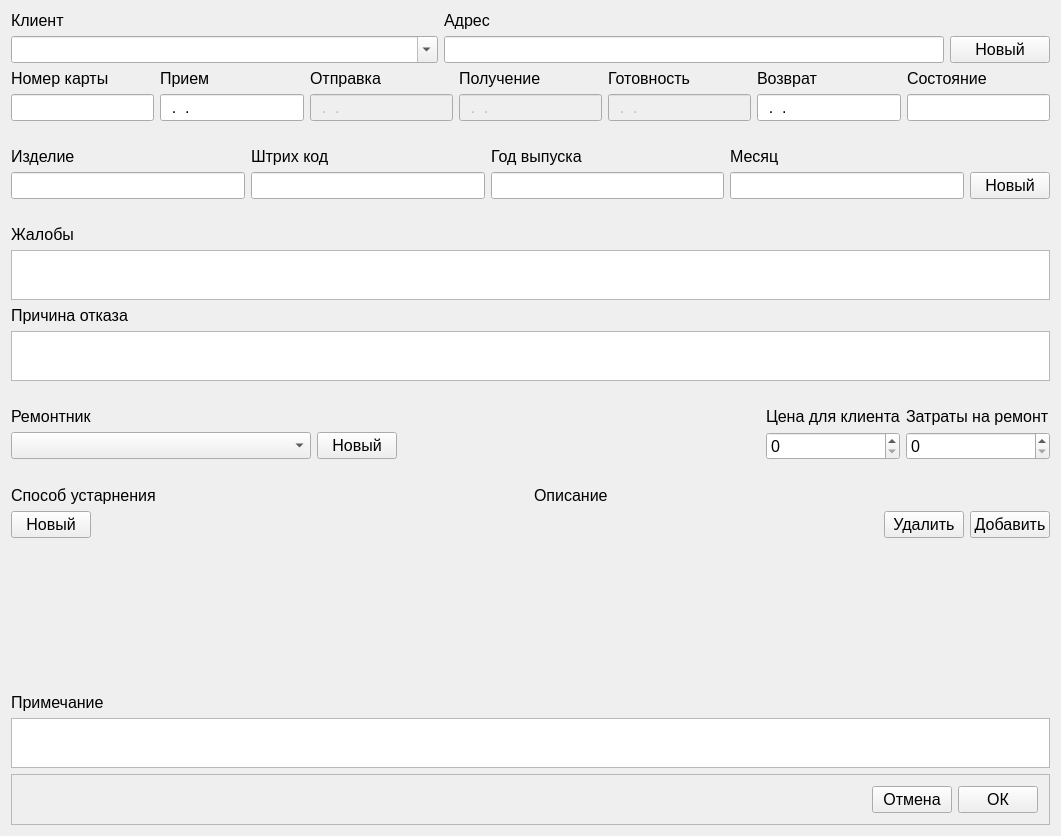
Above: addform.ui from Flamio/RepairCards before the change. Below: the same form after it.
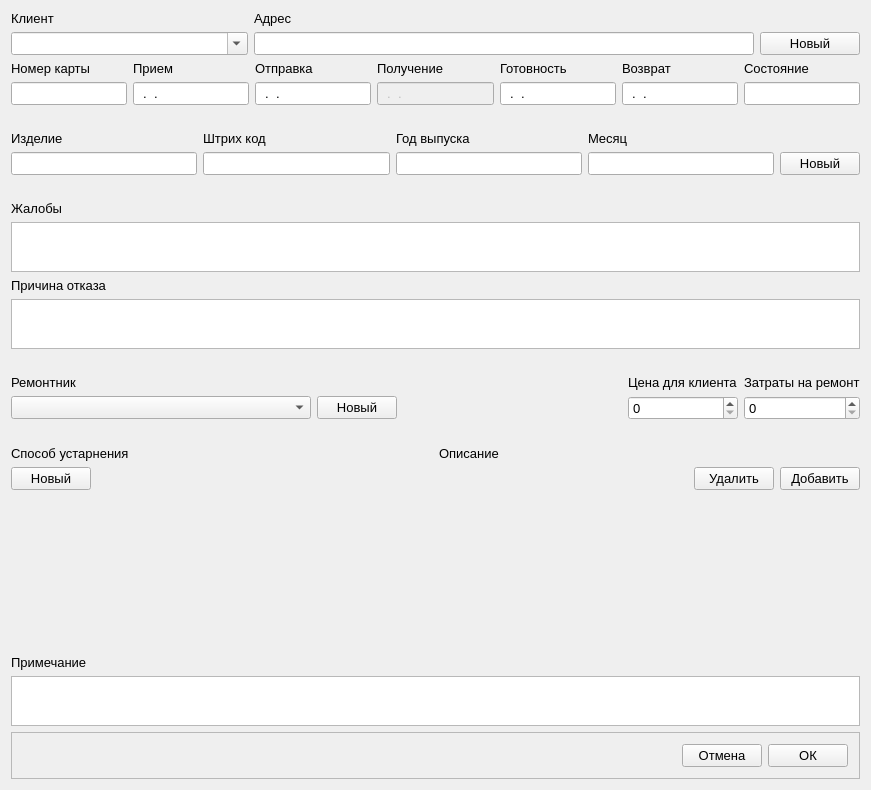
That is the form after the change.

```diff
--- a/addform.ui
+++ b/addform.ui
@@ -6,8 +6,8 @@
    <rect>
     <x>0</x>
     <y>0</y>
-    <width>1061</width>
-    <height>836</height>
+    <width>871</width>
+    <height>790</height>
    </rect>
   </property>
   <property name="windowTitle">
@@ -23,7 +23,7 @@
          <widget class="QComboBox" name="client">
           <property name="font">
            <font>
-            <pointsize>12</pointsize>
+            <pointsize>10</pointsize>
            </font>
           </property>
           <property name="editable">
@@ -35,7 +35,7 @@
          <widget class="QLabel" name="label">
           <property name="font">
            <font>
-            <pointsize>12</pointsize>
+            <pointsize>10</pointsize>
            </font>
           </property>
           <property name="text">
@@ -53,7 +53,7 @@
           </property>
           <property name="font">
            <font>
-            <pointsize>12</pointsize>
+            <pointsize>10</pointsize>
            </font>
           </property>
           <property name="readOnly">
@@ -65,7 +65,7 @@
          <widget class="QLabel" name="label_2">
           <property name="font">
            <font>
-            <pointsize>12</pointsize>
+            <pointsize>10</pointsize>
            </font>
           </property>
           <property name="text">
@@ -83,7 +83,7 @@
           </property>
           <property name="font">
            <font>
-            <pointsize>12</pointsize>
+            <pointsize>10</pointsize>
            </font>
           </property>
           <property name="text">
@@ -99,7 +99,7 @@
          <widget class="QLabel" name="label_7">
           <property name="font">
            <font>
-            <pointsize>12</pointsize>
+            <pointsize>10</pointsize>
            </font>
           </property>
           <property name="text">
@@ -117,7 +117,7 @@
           </property>
           <property name="font">
            <font>
-            <pointsize>12</pointsize>
+            <pointsize>10</pointsize>
            </font>
           </property>
           <property name="readOnly">
@@ -129,7 +129,7 @@
          <widget class="QLabel" name="label_5">
           <property name="font">
            <font>
-            <pointsize>12</pointsize>
+            <pointsize>10</pointsize>
            </font>
           </property>
           <property name="text">
@@ -141,7 +141,7 @@
          <widget class="QLabel" name="label_6">
           <property name="font">
            <font>
-            <pointsize>12</pointsize>
+            <pointsize>10</pointsize>
            </font>
           </property>
           <property name="text">
@@ -153,7 +153,7 @@
          <widget class="QLabel" name="label_4">
           <property name="font">
            <font>
-            <pointsize>12</pointsize>
+            <pointsize>10</pointsize>
            </font>
           </property>
           <property name="text">
@@ -165,7 +165,7 @@
          <widget class="QLabel" name="label_10">
           <property name="font">
            <font>
-            <pointsize>12</pointsize>
+            <pointsize>10</pointsize>
            </font>
           </property>
           <property name="text">
@@ -177,7 +177,7 @@
          <widget class="QLabel" name="label_3">
           <property name="font">
            <font>
-            <pointsize>12</pointsize>
+            <pointsize>10</pointsize>
            </font>
           </property>
           <property name="text">
@@ -189,7 +189,7 @@
          <widget class="QLabel" name="label_21">
           <property name="font">
            <font>
-            <pointsize>12</pointsize>
+            <pointsize>10</pointsize>
            </font>
           </property>
           <property name="text">
@@ -201,7 +201,7 @@
          <widget class="QLineEdit" name="receiveDate">
           <property name="font">
            <font>
-            <pointsize>12</pointsize>
+            <pointsize>10</pointsize>
            </font>
           </property>
           <property name="inputMask">
@@ -212,11 +212,11 @@
         <item row="1" column="2">
          <widget class="QLineEdit" name="sendDate">
           <property name="enabled">
-           <bool>false</bool>
+           <bool>true</bool>
           </property>
           <property name="font">
            <font>
-            <pointsize>12</pointsize>
+            <pointsize>10</pointsize>
            </font>
           </property>
           <property name="inputMask">
@@ -231,7 +231,7 @@
           </property>
           <property name="font">
            <font>
-            <pointsize>12</pointsize>
+            <pointsize>10</pointsize>
            </font>
           </property>
           <property name="inputMask">
@@ -242,11 +242,11 @@
         <item row="1" column="4">
          <widget class="QLineEdit" name="readyDate">
           <property name="enabled">
-           <bool>false</bool>
+           <bool>true</bool>
           </property>
           <property name="font">
            <font>
-            <pointsize>12</pointsize>
+            <pointsize>10</pointsize>
            </font>
           </property>
           <property name="inputMask">
@@ -258,7 +258,7 @@
          <widget class="QLineEdit" name="returnDate">
           <property name="font">
            <font>
-            <pointsize>12</pointsize>
+            <pointsize>10</pointsize>
            </font>
           </property>
           <property name="inputMask">
@@ -270,7 +270,7 @@
          <widget class="QLineEdit" name="state">
           <property name="font">
            <font>
-            <pointsize>12</pointsize>
+            <pointsize>10</pointsize>
            </font>
           </property>
           <property name="readOnly">
@@ -284,7 +284,7 @@
        <spacer name="horizontalSpacer">
         <property name="font">
          <font>
-          <pointsize>12</pointsize>
+          <pointsize>10</pointsize>
          </font>
         </property>
         <property name="orientation">
@@ -310,7 +310,7 @@
           </property>
           <property name="font">
            <font>
-            <pointsize>12</pointsize>
+            <pointsize>10</pointsize>
            </font>
           </property>
           <property name="readOnly">
@@ -322,7 +322,7 @@
          <widget class="QLineEdit" name="barCode">
           <property name="font">
            <font>
-            <pointsize>12</pointsize>
+            <pointsize>10</pointsize>
            </font>
           </property>
           <property name="inputMask">
@@ -337,7 +337,7 @@
          <widget class="QLabel" name="label_9">
           <property name="font">
            <font>
-            <pointsize>12</pointsize>
+            <pointsize>10</pointsize>
            </font>
           </property>
           <property name="text">
@@ -355,7 +355,7 @@
           </property>
           <property name="font">
            <font>
-            <pointsize>12</pointsize>
+            <pointsize>10</pointsize>
            </font>
           </property>
           <property name="readOnly">
@@ -367,7 +367,7 @@
          <widget class="QLabel" name="label_11">
           <property name="font">
            <font>
-            <pointsize>12</pointsize>
+            <pointsize>10</pointsize>
            </font>
           </property>
           <property name="text">
@@ -379,7 +379,7 @@
          <widget class="QLineEdit" name="product">
           <property name="font">
            <font>
-            <pointsize>12</pointsize>
+            <pointsize>10</pointsize>
            </font>
           </property>
           <property name="readOnly">
@@ -391,7 +391,7 @@
          <widget class="QLabel" name="label_12">
           <property name="font">
            <font>
-            <pointsize>12</pointsize>
+            <pointsize>10</pointsize>
            </font>
           </property>
           <property name="text">
@@ -403,7 +403,7 @@
          <widget class="QLabel" name="label_8">
           <property name="font">
            <font>
-            <pointsize>12</pointsize>
+            <pointsize>10</pointsize>
            </font>
           </property>
           <property name="text">
@@ -415,7 +415,7 @@
          <widget class="QPushButton" name="pushButton_2">
           <property name="font">
            <font>
-            <pointsize>12</pointsize>
+            <pointsize>10</pointsize>
            </font>
           </property>
           <property name="text">
@@ -429,7 +429,7 @@
        <spacer name="horizontalSpacer_2">
         <property name="font">
          <font>
-          <pointsize>12</pointsize>
+          <pointsize>10</pointsize>
          </font>
         </property>
         <property name="orientation">
@@ -447,7 +447,7 @@
        <widget class="QLabel" name="label_13">
         <property name="font">
          <font>
-          <pointsize>12</pointsize>
+          <pointsize>10</pointsize>
          </font>
         </property>
         <property name="text">
@@ -465,7 +465,7 @@
         </property>
         <property name="font">
          <font>
-          <pointsize>12</pointsize>
+          <pointsize>10</pointsize>
          </font>
         </property>
        </widget>
@@ -474,7 +474,7 @@
        <widget class="QLabel" name="label_14">
         <property name="font">
          <font>
-          <pointsize>12</pointsize>
+          <pointsize>10</pointsize>
          </font>
         </property>
         <property name="text">
@@ -492,7 +492,7 @@
         </property>
         <property name="font">
          <font>
-          <pointsize>12</pointsize>
+          <pointsize>10</pointsize>
          </font>
         </property>
        </widget>
@@ -501,7 +501,7 @@
        <spacer name="horizontalSpacer_4">
         <property name="font">
          <font>
-          <pointsize>12</pointsize>
+          <pointsize>10</pointsize>
          </font>
         </property>
         <property name="orientation">
@@ -521,7 +521,7 @@
          <widget class="QLabel" name="label_17">
           <property name="font">
            <font>
-            <pointsize>12</pointsize>
+            <pointsize>10</pointsize>
            </font>
           </property>
           <property name="text">
@@ -533,7 +533,7 @@
          <widget class="QSpinBox" name="repairCost">
           <property name="font">
            <font>
-            <pointsize>12</pointsize>
+            <pointsize>10</pointsize>
            </font>
           </property>
           <property name="maximum">
@@ -554,7 +554,7 @@
           </property>
           <property name="font">
            <font>
-            <pointsize>12</pointsize>
+            <pointsize>10</pointsize>
            </font>
           </property>
           <property name="text">
@@ -572,7 +572,7 @@
           </property>
           <property name="font">
            <font>
-            <pointsize>12</pointsize>
+            <pointsize>10</pointsize>
            </font>
           </property>
          </widget>
@@ -581,7 +581,7 @@
          <widget class="QSpinBox" name="clientCost">
           <property name="font">
            <font>
-            <pointsize>12</pointsize>
+            <pointsize>10</pointsize>
            </font>
           </property>
           <property name="maximum">
@@ -596,7 +596,7 @@
          <widget class="QLabel" name="label_15">
           <property name="font">
            <font>
-            <pointsize>12</pointsize>
+            <pointsize>10</pointsize>
            </font>
           </property>
           <property name="text">
@@ -608,7 +608,7 @@
          <widget class="QLabel" name="label_16">
           <property name="font">
            <font>
-            <pointsize>12</pointsize>
+            <pointsize>10</pointsize>
            </font>
           </property>
           <property name="text">
@@ -620,7 +620,7 @@
          <spacer name="horizontalSpacer_6">
           <property name="font">
            <font>
-            <pointsize>12</pointsize>
+            <pointsize>10</pointsize>
            </font>
           </property>
           <property name="orientation">
@@ -640,7 +640,7 @@
        <spacer name="horizontalSpacer_8">
         <property name="font">
          <font>
-          <pointsize>12</pointsize>
+          <pointsize>10</pointsize>
          </font>
         </property>
         <property name="orientation">
@@ -672,7 +672,7 @@
           </property>
           <property name="font">
            <font>
-            <pointsize>12</pointsize>
+            <pointsize>10</pointsize>
            </font>
           </property>
           <property name="text">
@@ -690,7 +690,7 @@
           </property>
           <property name="font">
            <font>
-            <pointsize>12</pointsize>
+            <pointsize>10</pointsize>
            </font>
           </property>
           <property name="text">
@@ -720,7 +720,7 @@
          <widget class="QPushButton" name="pushButton_6">
           <property name="font">
            <font>
-            <pointsize>12</pointsize>
+            <pointsize>10</pointsize>
            </font>
           </property>
           <property name="text">
@@ -732,7 +732,7 @@
          <spacer name="horizontalSpacer_9">
           <property name="font">
            <font>
-            <pointsize>12</pointsize>
+            <pointsize>10</pointsize>
            </font>
           </property>
           <property name="orientation">
@@ -750,7 +750,7 @@
          <widget class="QPushButton" name="pushButton_5">
           <property name="font">
            <font>
-            <pointsize>12</pointsize>
+            <pointsize>10</pointsize>
            </font>
           </property>
           <property name="text">
@@ -762,7 +762,7 @@
          <widget class="QPushButton" name="pushButton_4">
           <property name="font">
            <font>
-            <pointsize>12</pointsize>
+            <pointsize>10</pointsize>
            </font>
           </property>
           <property name="text">
@@ -776,7 +776,7 @@
        <spacer name="verticalSpacer">
         <property name="font">
          <font>
-          <pointsize>12</pointsize>
+          <pointsize>10</pointsize>
          </font>
         </property>
         <property name="orientation">
@@ -794,7 +794,7 @@
        <widget class="QLabel" name="label_20">
         <property name="font">
          <font>
-          <pointsize>12</pointsize>
+          <pointsize>10</pointsize>
          </font>
         </property>
         <property name="text">
@@ -812,7 +812,7 @@
         </property>
         <property name="font">
          <font>
-          <pointsize>12</pointsize>
+          <pointsize>10</pointsize>
          </font>
         </property>
        </widget>
@@ -821,7 +821,7 @@
        <widget class="QFrame" name="frame">
         <property name="font">
          <font>
-          <pointsize>12</pointsize>
+          <pointsize>10</pointsize>
          </font>
         </property>
         <property name="frameShape">
@@ -837,7 +837,7 @@
             <spacer name="horizontalSpacer_7">
              <property name="font">
               <font>
-               <pointsize>12</pointsize>
+               <pointsize>10</pointsize>
               </font>
              </property>
              <property name="orientation">
@@ -855,7 +855,7 @@
             <widget class="QPushButton" name="pushButton_12">
              <property name="font">
               <font>
-               <pointsize>12</pointsize>
+               <pointsize>10</pointsize>
               </font>
              </property>
              <property name="text">
@@ -867,7 +867,7 @@
             <widget class="QPushButton" name="pushButton_11">
              <property name="font">
               <font>
-               <pointsize>12</pointsize>
+               <pointsize>10</pointsize>
               </font>
              </property>
              <property name="text">
```
